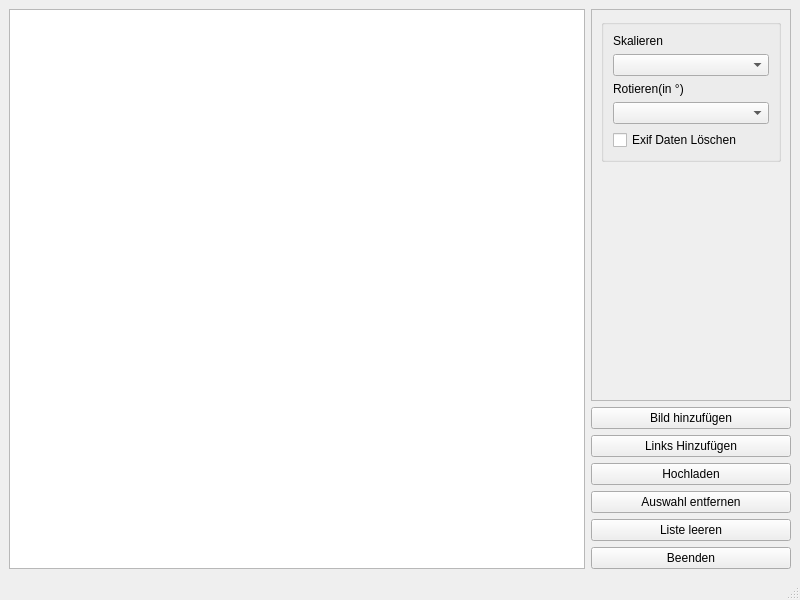
The window that picup/ui_files/MainWindow.ui (Arvedui/picup) describes before a commit, drawn with Qt 5.
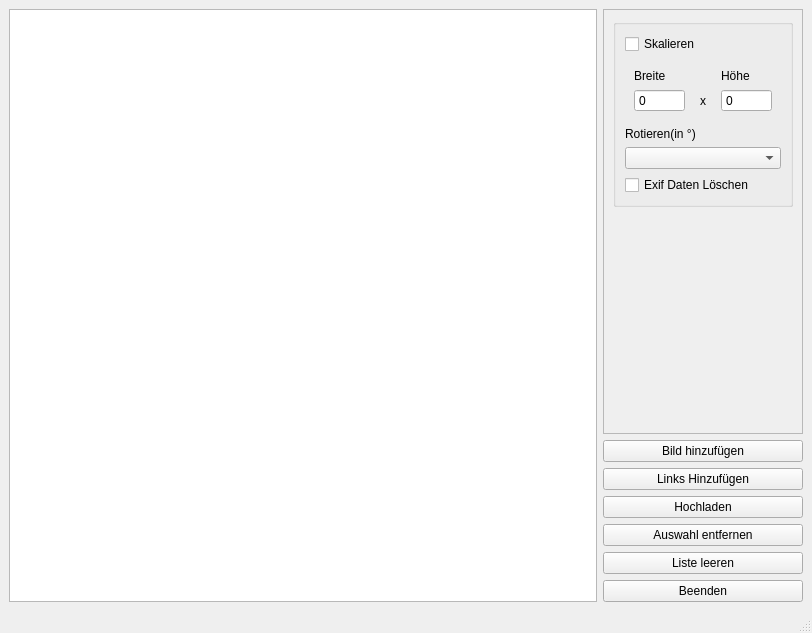
The same window after the commit.

Commit message: add support for the arbitary resize feature

The edit to the form file:
```diff
--- a/picup/ui_files/MainWindow.ui
+++ b/picup/ui_files/MainWindow.ui
@@ -6,8 +6,8 @@
    <rect>
     <x>0</x>
     <y>0</y>
-    <width>800</width>
-    <height>600</height>
+    <width>812</width>
+    <height>633</height>
    </rect>
   </property>
   <property name="windowTitle">
@@ -18,35 +18,28 @@
   </property>
   <widget class="QWidget" name="centralwidget">
    <layout class="QGridLayout" name="gridLayout">
+    <item row="4" column="1">
+     <widget class="QPushButton" name="pushButton_add_links">
+      <property name="text">
+       <string>Links Hinzufügen</string>
+      </property>
+     </widget>
+    </item>
     <item row="6" column="1">
-     <widget class="QPushButton" name="pushButton_clear_list">
-      <property name="text">
-       <string>Liste leeren</string>
-      </property>
-     </widget>
-    </item>
-    <item row="5" column="1">
      <widget class="QPushButton" name="pushButton_remove_selected">
       <property name="text">
        <string>Auswahl entfernen</string>
       </property>
      </widget>
     </item>
-    <item row="4" column="1">
-     <widget class="QPushButton" name="pushButton_upload">
+    <item row="8" column="1">
+     <widget class="QPushButton" name="pushButton_close">
       <property name="text">
-       <string>Hochladen</string>
+       <string>Beenden</string>
       </property>
      </widget>
     </item>
-    <item row="2" column="1">
-     <widget class="QPushButton" name="pushButton_add_picture">
-      <property name="text">
-       <string>Bild hinzufügen</string>
-      </property>
-     </widget>
-    </item>
-    <item row="0" column="1" rowspan="2">
+    <item row="1" column="1" rowspan="2">
      <widget class="QFrame" name="frame_file_info">
       <property name="minimumSize">
        <size>
@@ -63,37 +56,127 @@
       <layout class="QVBoxLayout" name="verticalLayout">
        <item>
         <widget class="QGroupBox" name="groupBox">
+         <property name="minimumSize">
+          <size>
+           <width>0</width>
+           <height>0</height>
+          </size>
+         </property>
+         <property name="maximumSize">
+          <size>
+           <width>210</width>
+           <height>16777215</height>
+          </size>
+         </property>
          <property name="title">
           <string/>
          </property>
-         <layout class="QVBoxLayout" name="verticalLayout_2">
-          <item>
-           <widget class="QLabel" name="label">
+         <layout class="QGridLayout" name="gridLayout_3">
+          <item row="0" column="0">
+           <widget class="QCheckBox" name="check_box_resize">
+            <property name="text">
+             <string>Skalieren</string>
+            </property>
+           </widget>
+          </item>
+          <item row="1" column="0">
+           <widget class="QWidget" name="resize_container" native="true">
+            <property name="enabled">
+             <bool>true</bool>
+            </property>
+            <layout class="QGridLayout" name="gridLayout_2">
+             <item row="0" column="0">
+              <widget class="QLabel" name="label_4">
+               <property name="enabled">
+                <bool>true</bool>
+               </property>
+               <property name="text">
+                <string>Breite</string>
+               </property>
+              </widget>
+             </item>
+             <item row="0" column="2">
+              <widget class="QLabel" name="label_5">
+               <property name="enabled">
+                <bool>true</bool>
+               </property>
+               <property name="text">
+                <string>Höhe</string>
+               </property>
+              </widget>
+             </item>
+             <item row="1" column="0">
+              <widget class="QSpinBox" name="spin_box_width">
+               <property name="enabled">
+                <bool>true</bool>
+               </property>
+               <property name="buttonSymbols">
+                <enum>QAbstractSpinBox::NoButtons</enum>
+               </property>
+               <property name="specialValueText">
+                <string notr="true"/>
+               </property>
+               <property name="maximum">
+                <number>999999</number>
+               </property>
+              </widget>
+             </item>
+             <item row="1" column="1">
+              <widget class="QLabel" name="label_6">
+               <property name="enabled">
+                <bool>true</bool>
+               </property>
+               <property name="text">
+                <string>x</string>
+               </property>
+               <property name="textFormat">
+                <enum>Qt::PlainText</enum>
+               </property>
+               <property name="alignment">
+                <set>Qt::AlignCenter</set>
+               </property>
+              </widget>
+             </item>
+             <item row="1" column="2">
+              <widget class="QSpinBox" name="spin_box_higth">
+               <property name="enabled">
+                <bool>true</bool>
+               </property>
+               <property name="buttonSymbols">
+                <enum>QAbstractSpinBox::NoButtons</enum>
+               </property>
+               <property name="specialValueText">
+                <string notr="true"/>
+               </property>
+               <property name="showGroupSeparator" stdset="0">
+                <bool>false</bool>
+               </property>
+               <property name="maximum">
+                <number>999999</number>
+               </property>
+              </widget>
+             </item>
+            </layout>
+           </widget>
+          </item>
+          <item row="2" column="0">
+           <widget class="QLabel" name="label_2">
+            <property name="text">
+             <string>Rotieren(in °)</string>
+            </property>
+           </widget>
+          </item>
+          <item row="3" column="0">
+           <widget class="QComboBox" name="comboBox_rotate_options">
             <property name="sizePolicy">
-             <sizepolicy hsizetype="Minimum" vsizetype="Minimum">
+             <sizepolicy hsizetype="Preferred" vsizetype="Fixed">
               <horstretch>0</horstretch>
               <verstretch>0</verstretch>
              </sizepolicy>
             </property>
-            <property name="text">
-             <string>Skalieren</string>
-            </property>
            </widget>
           </item>
-          <item>
-           <widget class="QComboBox" name="comboBox_resize_options"/>
-          </item>
-          <item>
-           <widget class="QLabel" name="label_2">
-            <property name="text">
-             <string>Rotieren(in °)</string>
-            </property>
-           </widget>
-          </item>
-          <item>
-           <widget class="QComboBox" name="comboBox_rotate_options"/>
-          </item>
-          <item>
+          <item row="4" column="0">
            <widget class="QCheckBox" name="checkBox_delete_exif">
             <property name="text">
              <string>Exif Daten Löschen</string>
@@ -117,29 +200,40 @@
         </spacer>
        </item>
       </layout>
+      <zorder>groupBox</zorder>
+      <zorder>checkBox_delete_exif</zorder>
+      <zorder>checkBox_delete_exif</zorder>
+      <zorder>list_view_files</zorder>
+     </widget>
+    </item>
+    <item row="5" column="1">
+     <widget class="QPushButton" name="pushButton_upload">
+      <property name="text">
+       <string>Hochladen</string>
+      </property>
+     </widget>
+    </item>
+    <item row="3" column="1">
+     <widget class="QPushButton" name="pushButton_add_picture">
+      <property name="text">
+       <string>Bild hinzufügen</string>
+      </property>
      </widget>
     </item>
     <item row="7" column="1">
-     <widget class="QPushButton" name="pushButton_close">
+     <widget class="QPushButton" name="pushButton_clear_list">
       <property name="text">
-       <string>Beenden</string>
+       <string>Liste leeren</string>
       </property>
      </widget>
     </item>
-    <item row="0" column="0" rowspan="8">
+    <item row="1" column="0" rowspan="8">
      <widget class="QListView" name="list_view_files">
       <property name="selectionMode">
        <enum>QAbstractItemView::ExtendedSelection</enum>
       </property>
      </widget>
     </item>
-    <item row="3" column="1">
-     <widget class="QPushButton" name="pushButton_add_links">
-      <property name="text">
-       <string>Links Hinzufügen</string>
-      </property>
-     </widget>
-    </item>
    </layout>
   </widget>
   <widget class="QMenuBar" name="menubar">
```
Left out of the diff: 2 changed lines with no effect on the pictures. The commit also changes 3 other files.
